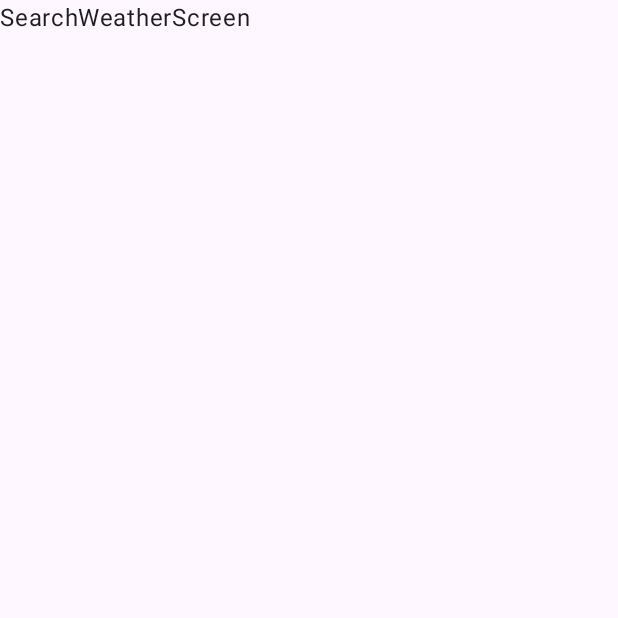
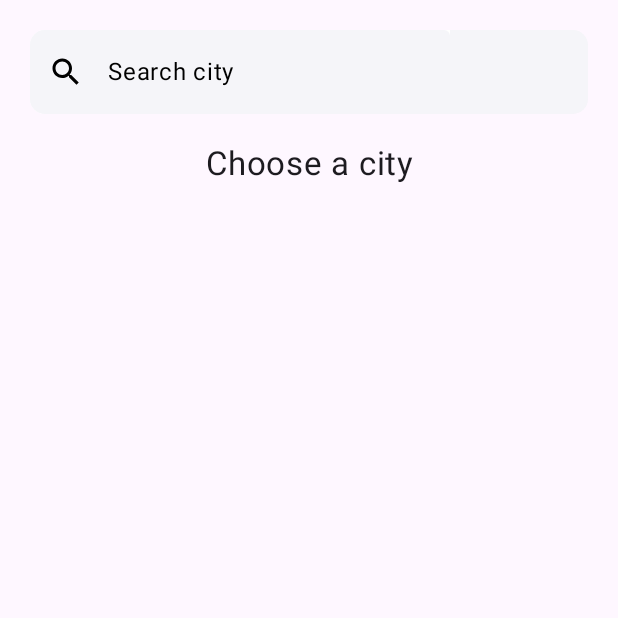
Before and after one commit to MKudryash/WeatherMobileApp, an Android app built with Jetpack Compose: the composable SearchWeatherScreen shown on its own in the app's theme, on a phone screen of 412 x 824 dp, the top half of it. Run offline under Robolectric (Android 15) with nearby library versions, the phone set to English and light mode, and no system bars; our stand-ins replace Dagger/Hilt's generated code.

Commit message:
Search for weather in a certain city

```diff
--- a/app/src/main/java/com/example/weathermobileapp/Presentation/components/CurrentWeatherSection.kt
+++ b/app/src/main/java/com/example/weathermobileapp/Presentation/components/CurrentWeatherSection.kt
@@ -29,6 +29,8 @@ import androidx.navigation.NavHostController
 import com.example.weathermobileapp.Domain.models.WeatherModel
 import com.example.weathermobileapp.Domain.utils.ConvertingDate.ExtractingTimeFromDate
 import com.example.weathermobileapp.Domain.utils.ConvertingDate.ExtractingTimeFromStringDate
+import com.example.weathermobileapp.Presentation.navigation.ConstantsNavigation
+import com.example.weathermobileapp.Presentation.navigation.NavigationItem
 import com.example.weathermobileapp.R
 
 @RequiresApi(Build.VERSION_CODES.O)
@@ -60,7 +62,7 @@ fun CurrentWeatherSection(
                     .fillMaxWidth()
                     .padding(end = 5.dp, top = 5.dp)
                     .clickable {
-                        navController.navigate("searchWeatherScreen")
+                        navController.navigate(ConstantsNavigation.SearchWeatherScreen.route)
                     }
             )
             {
--- a/app/src/main/java/com/example/weathermobileapp/Presentation/currentweather/WeatherScreen.kt
+++ b/app/src/main/java/com/example/weathermobileapp/Presentation/currentweather/WeatherScreen.kt
@@ -9,10 +9,8 @@ import androidx.compose.foundation.layout.Spacer
 import androidx.compose.foundation.layout.fillMaxSize
 import androidx.compose.foundation.layout.height
 import androidx.compose.foundation.layout.padding
-import androidx.compose.foundation.layout.size
 import androidx.compose.foundation.lazy.LazyColumn
 import androidx.compose.material3.CircularProgressIndicator
-import androidx.compose.material3.Icon
 import androidx.compose.material3.MaterialTheme
 import androidx.compose.material3.Scaffold
 import androidx.compose.material3.Text
@@ -23,16 +21,12 @@ import androidx.compose.runtime.getValue
 import androidx.compose.ui.Alignment
 import androidx.compose.ui.Modifier
 import androidx.compose.ui.platform.LocalContext
-import androidx.compose.ui.res.painterResource
-import androidx.compose.ui.text.style.TextAlign
 import androidx.compose.ui.unit.dp
-import androidx.compose.ui.unit.sp
 import androidx.hilt.navigation.compose.hiltViewModel
 import androidx.navigation.NavHostController
 import com.example.weathermobileapp.Domain.WeatherState
 import com.example.weathermobileapp.Presentation.components.CurrentWeatherSection
 import com.example.weathermobileapp.Presentation.components.DailyWeatherColumn
-import com.example.weathermobileapp.R
 
 
 @RequiresApi(Build.VERSION_CODES.O)
--- a/app/src/main/java/com/example/weathermobileapp/Presentation/searchcityweather/SearchWeatherScreen.kt
+++ b/app/src/main/java/com/example/weathermobileapp/Presentation/searchcityweather/SearchWeatherScreen.kt
@@ -1,10 +1,109 @@
 package com.example.weathermobileapp.Presentation.searchcityweather
 
+import android.os.Build
+import androidx.annotation.RequiresApi
+import androidx.compose.foundation.background
+import androidx.compose.foundation.layout.Arrangement
+import androidx.compose.foundation.layout.Column
+import androidx.compose.foundation.layout.Spacer
+import androidx.compose.foundation.layout.fillMaxSize
+import androidx.compose.foundation.layout.height
+import androidx.compose.foundation.layout.padding
+import androidx.compose.foundation.layout.size
+import androidx.compose.foundation.lazy.LazyColumn
+import androidx.compose.material3.CircularProgressIndicator
+import androidx.compose.material3.Icon
+import androidx.compose.material3.MaterialTheme
+import androidx.compose.material3.Scaffold
 import androidx.compose.material3.Text
 import androidx.compose.runtime.Composable
+import androidx.compose.runtime.collectAsState
+import androidx.compose.runtime.getValue
+import androidx.compose.runtime.mutableStateOf
+import androidx.compose.runtime.remember
+import androidx.compose.runtime.saveable.rememberSaveable
+import androidx.compose.runtime.setValue
+import androidx.compose.ui.Alignment
+import androidx.compose.ui.Modifier
+import androidx.compose.ui.res.painterResource
+import androidx.compose.ui.text.style.TextAlign
+import androidx.compose.ui.unit.dp
+import androidx.compose.ui.unit.sp
+import androidx.hilt.navigation.compose.hiltViewModel
 import androidx.navigation.NavHostController
+import com.example.weathermobileapp.Domain.WeatherState
+import com.example.weathermobileapp.Presentation.components.CurrentWeatherSection
+import com.example.weathermobileapp.Presentation.components.CustomSearchView
+import com.example.weathermobileapp.Presentation.components.DailyWeatherColumn
+import com.example.weathermobileapp.Presentation.components.TimeWeatherRow
 
+@RequiresApi(Build.VERSION_CODES.O)
 @Composable
-fun SearchWeatherScreen(navController: NavHostController) {
-    Text("SearchWeatherScreen")
+fun SearchWeatherScreen(
+    viewModel: SearchWeatherViewModel = hiltViewModel(),
+    navController: NavHostController
+) {
+
+    var search: String by rememberSaveable { mutableStateOf("") }
+    var searching by remember { mutableStateOf(false) }
+
+    val weatherStateSearch by viewModel.weatherStateSearch.collectAsState()
+
+
+    Scaffold { innerPadding ->
+        LazyColumn(
+            modifier = Modifier
+                .padding(innerPadding)
+                .background(MaterialTheme.colorScheme.background),
+            horizontalAlignment = Alignment.CenterHorizontally,
+            verticalArrangement = Arrangement.Center
+        ) {
+            item {
+                CustomSearchView(search = search, onValueChange = {
+                    search = it
+                    searching = search.isNotEmpty()
+                    viewModel.searchCity(search)
+                })
+                when (search) {
+                    "" -> Text(
+                        "Choose a city", fontSize = 22.sp,
+                        textAlign = TextAlign.Center
+                    )
+
+                    else ->
+                        when (weatherStateSearch) {
+                            is WeatherState.Loading -> Column(
+                                modifier = Modifier
+                                    .fillMaxSize()
+                                    .padding(vertical = 100.dp, horizontal = 20.dp),
+                                horizontalAlignment = Alignment.CenterHorizontally,
+                                verticalArrangement = Arrangement.Center
+                            ) {
+                                CircularProgressIndicator()
+                            }
+
+                            is WeatherState.Success -> {
+                                CurrentWeatherSection(
+                                    (weatherStateSearch as WeatherState.Success).weatherData,
+                                    navController, false
+                                )
+                                Spacer(modifier = Modifier.height(8.dp))
+                                TimeWeatherRow((weatherStateSearch as WeatherState.Success).weatherData)//Список из прогноза
+                                Spacer(modifier = Modifier.height(8.dp))
+                                /* OtherData((weatherStateSearch as WeatherState.Success).weatherData )*/ // Вывод дополнительной информации (просто не вписывается по дизайну)
+                                DailyWeatherColumn((weatherStateSearch as WeatherState.Success).weatherData)//Список из прогноза
+                            }
+
+                            is WeatherState.Error -> Text(
+                                "Choose a city", fontSize = 22.sp,
+                                textAlign = TextAlign.Center
+                            )
+
+                        }
+
+                }
+
+            }
+        }
+    }
 }
--- /dev/null
+++ b/app/src/main/java/com/example/weathermobileapp/Presentation/searchcityweather/SearchWeatherViewModel.kt
@@ -0,0 +1,54 @@
+package com.example.weathermobileapp.Presentation.searchcityweather
+
+import android.Manifest
+import android.annotation.SuppressLint
+import android.content.Context
+import android.content.pm.PackageManager
+import android.location.Location
+import android.location.LocationManager
+import androidx.compose.runtime.mutableStateOf
+import androidx.core.content.ContextCompat
+import androidx.lifecycle.ViewModel
+import androidx.lifecycle.viewModelScope
+import com.example.weathermobileapp.Domain.WeatherState
+import com.example.weathermobileapp.Domain.models.WeatherModel
+import com.example.weathermobileapp.Domain.useCase.GetCurrentWeatherUseCase
+import dagger.hilt.android.lifecycle.HiltViewModel
+import kotlinx.coroutines.flow.MutableStateFlow
+import kotlinx.coroutines.flow.StateFlow
+import kotlinx.coroutines.flow.asStateFlow
+import kotlinx.coroutines.launch
+import javax.inject.Inject
+
+@HiltViewModel
+class SearchWeatherViewModel @Inject constructor(
+    private val getCurrentWeatherUseCase: GetCurrentWeatherUseCase
+) : ViewModel() {
+
+
+    private val _weatherStateSearch = MutableStateFlow<WeatherState>(WeatherState.Loading)
+    val weatherStateSearch: StateFlow<WeatherState> = _weatherStateSearch.asStateFlow()
+
+    private val _selectedCity = MutableStateFlow("Novgorod")
+    val selectedCity: StateFlow<String> = _selectedCity.asStateFlow()
+    private lateinit var locationManager: LocationManager
+    private val location = mutableStateOf<Location?>(null)
+
+    private var cachedWeatherData: WeatherModel? = null
+
+
+    fun searchCity(city: String) {
+        viewModelScope.launch {
+            _weatherStateSearch.value = WeatherState.Loading
+            try {
+                val currentWeather = getCurrentWeatherUseCase.execute(city, 7, null)
+                _weatherStateSearch.value = WeatherState.Success(currentWeather)
+            } catch (e: Exception) {
+                _weatherStateSearch.value =
+                    WeatherState.Error(e.message ?: "Ошибка получения данных")
+            }
+        }
+    }
+
+
+}
```
